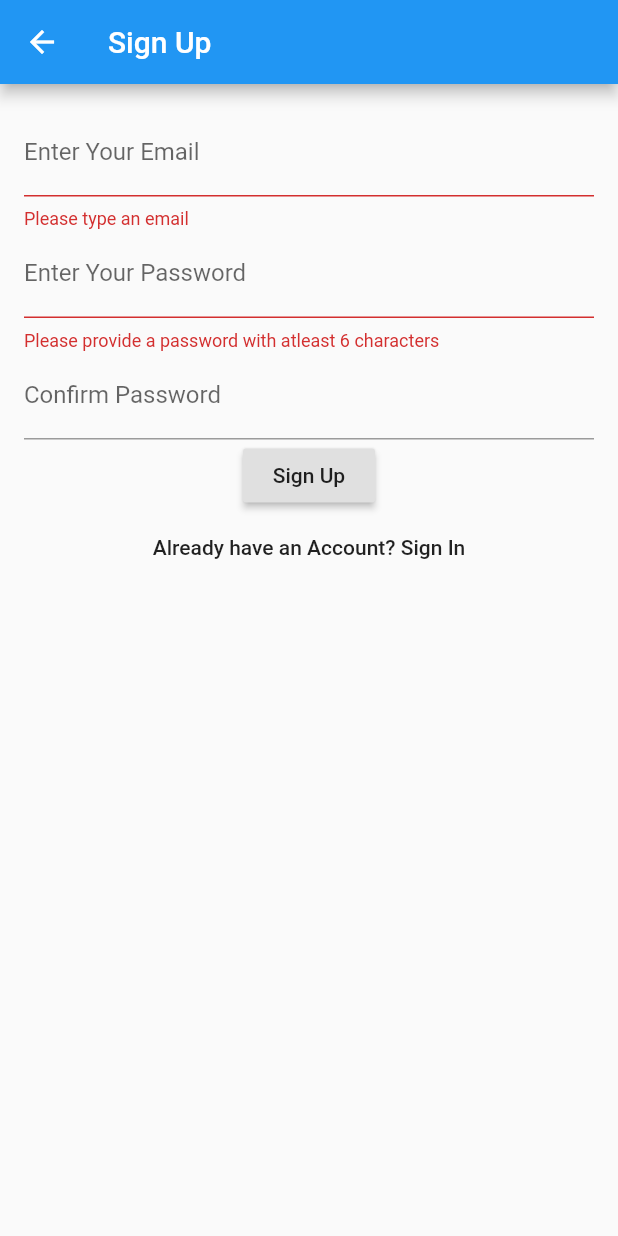
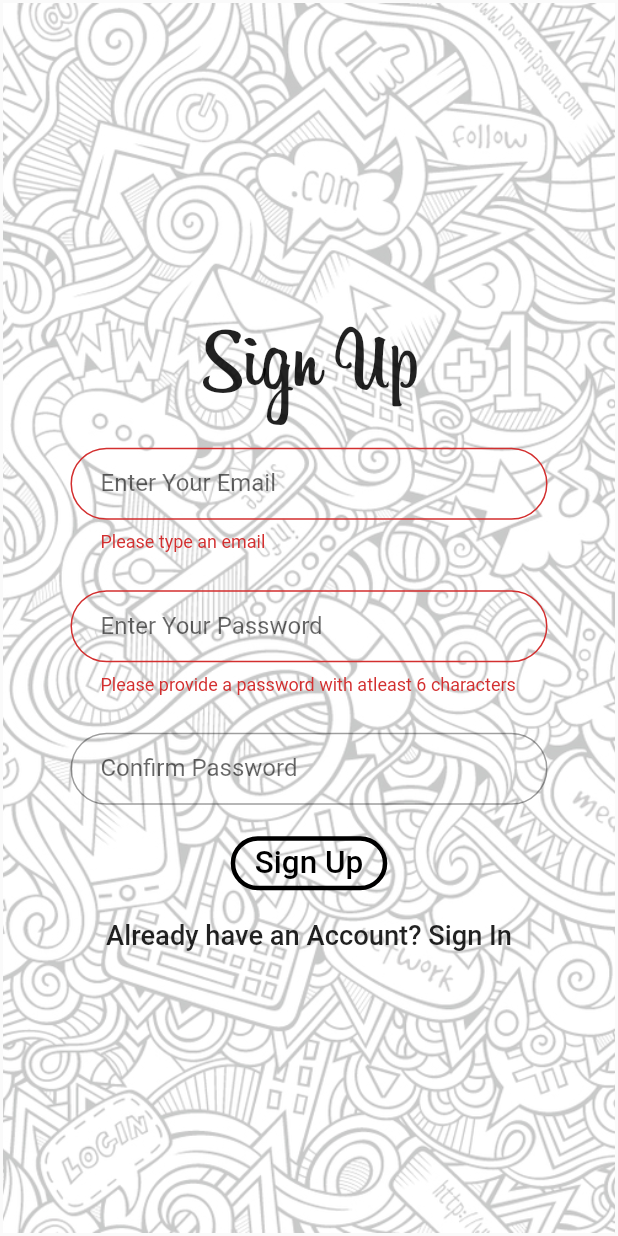
Before and after one commit to kavindaperera/travel-memo, a Flutter app: the SignUpPage screen opened directly, after a tap on "Sign Up", on a phone screen of 412 x 824 dp. Run offline on Flutter 3.47's test engine with Material 2 defaults, Android fonts, the phone set to English and light mode, and no system bars; our stand-ins replace datetime_picker_formfield, firebase_auth; missing offline and left inert: gender_selector; accounts and stored records are empty.

```diff
--- a/travel_memo/lib/Setup/signUp.dart
+++ b/travel_memo/lib/Setup/signUp.dart
@@ -30,7 +30,7 @@ class _SignUpPageState extends State<SignUpPage> {
     }
 }
 
-  void _showDialog(String messageTitle,String message) {
+  void _showDialogSuccessful(String messageTitle,String message,FirebaseUser user) {
     // flutter defined function
     showDialog(
       context: context,
@@ -41,11 +41,38 @@ class _SignUpPageState extends State<SignUpPage> {
           content: new Text(message),
           actions: <Widget>[
             // usually buttons at the bottom of the dialog
-
             new FlatButton(
               child: new Text("Continue"),
               onPressed: () {
                 Navigator.of(context).pop();
+                Navigator.push(context, MaterialPageRoute(builder: (context) => Home(user: user)));
+                ///Navigator.pop(context);
+                /////////////////////////////////////////
+                ///navigate to the home screen ******
+                ///funciton call here
+              },
+            ),
+          ],
+        );
+      },
+    );
+  }
+  void _showDialogError(String messageTitle,String message) {
+    // flutter defined function
+    showDialog(
+      context: context,
+      builder: (BuildContext context) {
+        // return object of type Dialog
+        return AlertDialog(
+          title: new Text(messageTitle),
+          content: new Text(message),
+          actions: <Widget>[
+            // usually buttons at the bottom of the dialog
+            new FlatButton(
+              child: new Text("Close"),
+              onPressed: () {
+                Navigator.of(context).pop();
+                Navigator.push(context, MaterialPageRoute(builder: (context) => SignUpPage()));
                 ///Navigator.pop(context);
                 /////////////////////////////////////////
                 ///navigate to the home screen ******
@@ -63,9 +90,15 @@ class _SignUpPageState extends State<SignUpPage> {
       AuthResult result = (await FirebaseAuth.instance.createUserWithEmailAndPassword(email: _email,password: _password)) ;
       FirebaseUser user = result.user;
       print('Created Account as : ${user}');
-      Navigator.push(context, MaterialPageRoute(builder: (context) => Home(user: user)));
-      _showDialog("Successful","You have Successfully Registered!");
+      _showDialogSuccessful("Successful","You have Successfully Registered!",user);
+      _controllerEmail.clear();
+      _controllerPass.clear();
+      _controllerConfPass.clear();
       } catch (e){
+      _controllerPass.clear();
+      _controllerConfPass.clear();
+
+        _showDialogError("Error","Email already exist!");
         print('Error: {$e}');
 
     }
@@ -77,16 +110,38 @@ class _SignUpPageState extends State<SignUpPage> {
   @override
   Widget build(BuildContext context) {
     return Scaffold(
-      appBar: AppBar(
-        title: Text('Sign Up'),
+      body: new Container(
+        decoration: new BoxDecoration(
+          image: new DecorationImage(
+            image: new AssetImage("assets/images/new.png"),
+            fit: BoxFit.cover,
           ),
-      body: new Container(
-        padding: EdgeInsets.all(16.0),
+        ),
+        margin: EdgeInsets.all(2),
+        padding: EdgeInsets.only(top: 16),
+        //padding: EdgeInsets.all(16.0),
+        child: new Container(
+          margin: EdgeInsets.all(15),
+          padding: EdgeInsets.only(top: 16),
+          alignment: Alignment.center,
           child: new Form(
             key: formKey,
             child: Column(
+              mainAxisAlignment: MainAxisAlignment.center,
+              crossAxisAlignment: CrossAxisAlignment.center,
               children: <Widget>[
-              TextFormField(
+              Text(
+                  'Sign Up',
+                  style: new TextStyle(
+                      fontFamily:'Billabong',
+                      fontSize: 60.0)
+              ),
+              Padding(
+                      padding: const EdgeInsets.symmetric(
+                        horizontal: 30.0,
+                        vertical: 15.0,
+                      ),
+              child : TextFormField(
                 controller: _controllerEmail,
                 validator: (input){
                   if(input.isEmpty){
@@ -98,10 +153,18 @@ class _SignUpPageState extends State<SignUpPage> {
                 } ,
                 onSaved:(input) => _email = input,
                 decoration: InputDecoration(
-                  labelText: 'Enter Your Email'
+                  labelText: 'Enter Your Email',
+                  border: new OutlineInputBorder(borderRadius: new BorderRadius.circular(25.0)),
+                  contentPadding: const EdgeInsets.symmetric(vertical: 10.0,horizontal: 20),
                   ),
                 ),
-              TextFormField(
+              ),
+              Padding(
+                      padding: const EdgeInsets.symmetric(
+                        horizontal: 30.0,
+                        vertical: 10.0,
+                      ),
+                child: TextFormField(
                 controller: _controllerPass,
                 key: passKey,
                 validator: (input){
@@ -111,32 +174,46 @@ class _SignUpPageState extends State<SignUpPage> {
                 } ,
                 onSaved:(input) => _password= input,
                 decoration: InputDecoration(
+                  border: new OutlineInputBorder(borderRadius: new BorderRadius.circular(25.0)),
+                  contentPadding: const EdgeInsets.symmetric(vertical: 10.0,horizontal: 20),
                   labelText: 'Enter Your Password'
                 ),
                 obscureText: true,
                 ),
-              TextFormField(
+              ),
+              Padding(
+                      padding: const EdgeInsets.symmetric(
+                        horizontal: 30.0,
+                        vertical: 15.0,
+                      ),
+                child: TextFormField(
                 controller: _controllerConfPass,
                 onSaved:(input) => _passwordConfirm= input,
                 validator: (input){
                   var password = passKey.currentState.value;
-                  return (input == password) ? null : "Confirm Password should match password";
+                  return (input == password) ? null : "Confirm Password does not match with password";
                 } ,
 
                 decoration: InputDecoration(
+                  border: new OutlineInputBorder(borderRadius: new BorderRadius.circular(25.0)),
+                  contentPadding: const EdgeInsets.symmetric(vertical: 10.0,horizontal: 20),
                   labelText: 'Confirm Password'
                 ),
                 obscureText: true,
                 ),
-              RaisedButton(
+              ),
 
+              OutlineButton(
                 //onPressed: ,
-                child: Text('Sign Up'),
+                child: Text('Sign Up',textScaleFactor: 1.5,),
+                borderSide: BorderSide(color: Colors.black,width: 3),
+                shape: new RoundedRectangleBorder(borderRadius: new BorderRadius.circular(20.0)),
+                textColor: Colors.black,
                 onPressed:createAnAccount,
 
             ),
               FlatButton(
-                child: Text('Already have an Account? Sign In'),
+                child: Text('Already have an Account? Sign In',textScaleFactor: 1.3),
                 onPressed:(){
                   Navigator.pop(context);
                   }
@@ -145,6 +222,7 @@ class _SignUpPageState extends State<SignUpPage> {
             ),
           ),
         ),
+      ),
     );
   }
 
--- a/travel_memo/lib/main.dart
+++ b/travel_memo/lib/main.dart
@@ -1,4 +1,5 @@
 import 'package:flutter/material.dart';
+import 'package:travel_memo/Setup/Pages/home.dart';
 
 import 'Setup/signIn.dart';
 
```
Also changed, not shown: travel_memo/lib/Setup/Pages/home.dart (+79 -23 lines), travel_memo/lib/Setup/signIn.dart (+9 -6 lines). Lines whose indentation alone changed are shown as unchanged.
